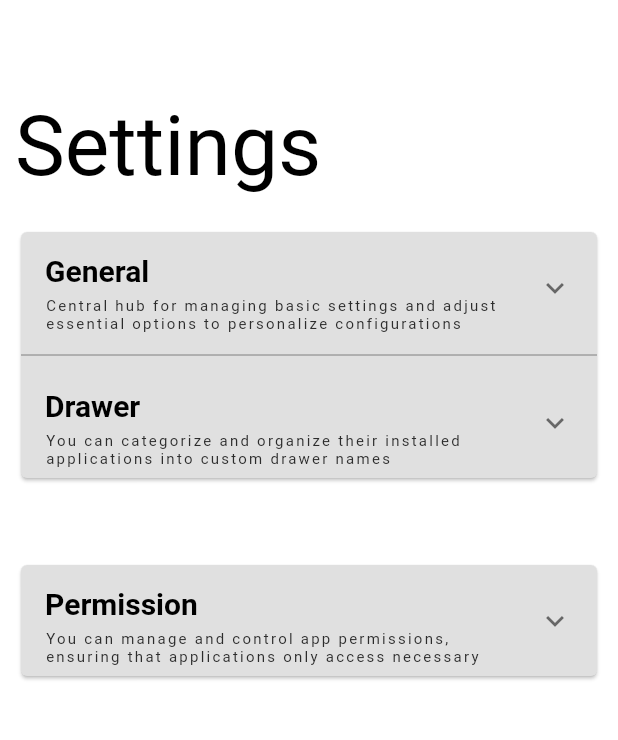
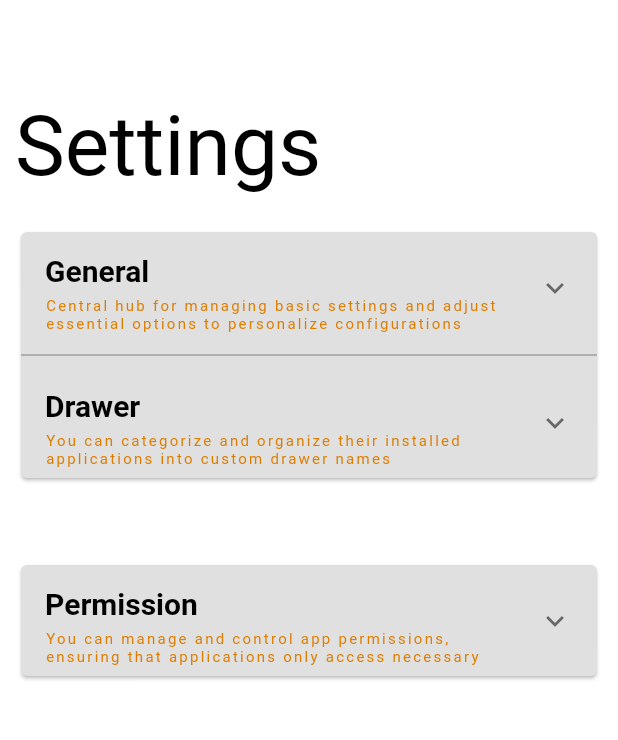
Before and after one commit to dhruvghadiali/widget_launcher, a Flutter app: the SettingsScreen screen opened by its route, on a phone screen of 412 x 824 dp, the part 68-808 px from its top. Run offline on Flutter 3.47's test engine with Material 3 defaults, Android fonts, the phone set to English and light mode, and no system bars; our stand-ins replace get, shared_preferences; accounts and stored records are empty.

Commit message:
Updated UI
Updated UI

```diff
--- a/lib/theme/app_palette.dart
+++ b/lib/theme/app_palette.dart
@@ -19,7 +19,7 @@ abstract class LightThemeColors {
   static Color colorBlack = const Color(0xFF000000); // Secondary
   static Color colorBattleshipGrey = const Color(0xFF7F7F7F); // Tertiary
   static Color colorDarkSlateGray = const Color(0xFF2C2C2C);  // Info
-  static Color colorSandyBrown = const Color(0xFFFFBB64); // Warning
+  static Color colorSandyBrown = const Color(0xFFDD7D00); // Warning
   static Color colorCherryBomb = const Color(0xFFB33A3A); // Error
   static Color colorlightGreen = const Color(0xFFA5DD9B); // Success
   static Color colorDarkVoid = const Color(0xFF161616); // Dark
--- a/lib/widgets/android/settings/settings_extension_tile/android_settings_extension_tile_widget.dart
+++ b/lib/widgets/android/settings/settings_extension_tile/android_settings_extension_tile_widget.dart
@@ -35,11 +35,8 @@ class AndroidSettingsExtensionTileWidget extends StatelessWidget {
         subtitle,
         maxLines: 2,
         style: Theme.of(context).textTheme.labelSmall!.copyWith(
-              color: MediaQuery.of(context).platformBrightness ==
-                      Brightness.dark
-                  ? Theme.of(context).extension<ExtensionsThemeData>()!.warning
-                  : Theme.of(context).extension<ExtensionsThemeData>()!.light,
-            ),
+              color: Theme.of(context).extension<ExtensionsThemeData>()!.warning
+             ),
       ),
       children: children ?? [],
     );
```
Also changed, not shown: lib/screens/dashboard_screen.dart (+8 -9 lines), lib/widgets/android/app_drawer_page_view/app_drawer_name/android_app_drawer_name_widget.dart (+17 -1 lines).
